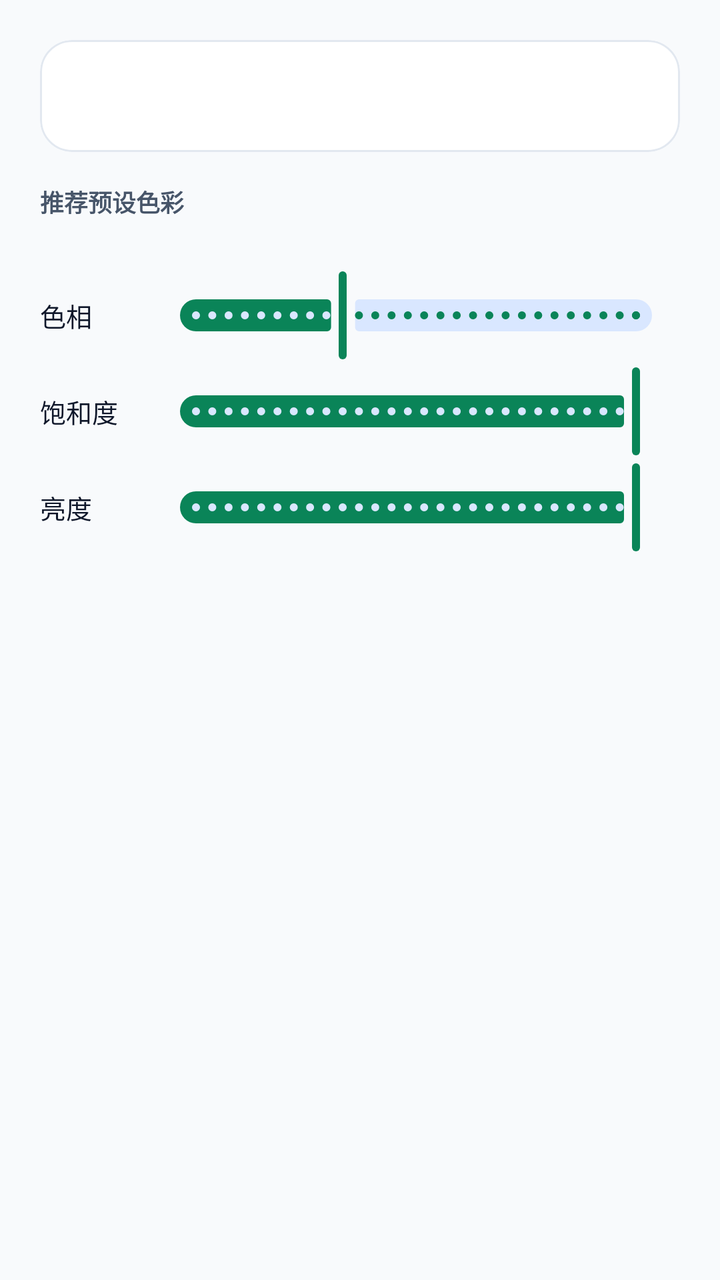
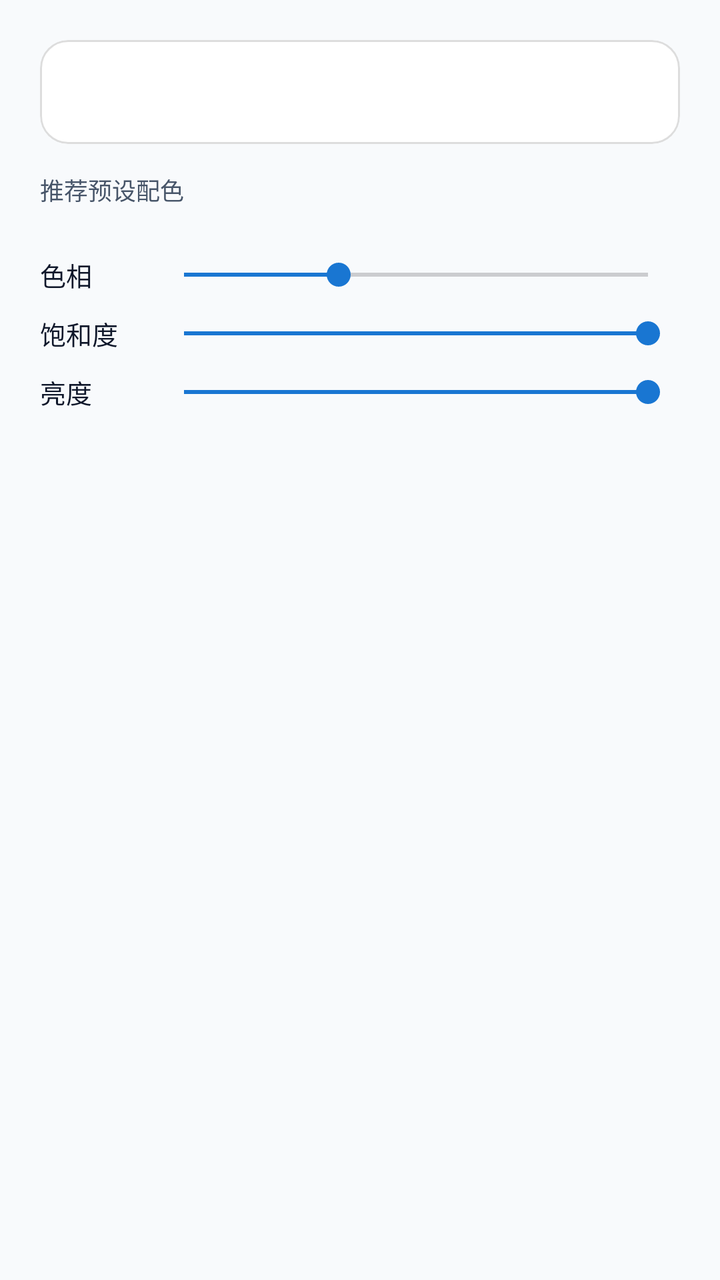

The first picture is an Android layout as it rendered before a commit; the second is the same layout after the commit. The layout source and the unified diff follow.
<!-- AndroidManifest.xml: application theme Theme.BatteryPower -->
<!-- res/layout/dialog_color_picker.xml -->
<?xml version="1.0" encoding="utf-8"?>
<LinearLayout xmlns:android="http://schemas.android.com/apk/res/android"
    xmlns:app="http://schemas.android.com/apk/res-auto"
    android:layout_width="match_parent"
    android:layout_height="wrap_content"
    android:orientation="vertical"
    android:padding="20dp">

    
    <com.google.android.material.card.MaterialCardView
        android:id="@+id/card_preview"
        android:layout_width="match_parent"
        android:layout_height="56dp"
        app:cardCornerRadius="16dp"
        app:cardElevation="0dp"
        app:strokeColor="@color/card_stroke"
        app:strokeWidth="1dp">

        <TextView
            android:id="@+id/tv_hex_code"
            android:layout_width="wrap_content"
            android:layout_height="wrap_content"
            android:layout_gravity="center"
            android:text="#00E676"
            android:textColor="#FFFFFF"
            android:textSize="16sp"
            android:textStyle="bold" />
    </com.google.android.material.card.MaterialCardView>

    
    <TextView
        android:layout_width="wrap_content"
        android:layout_height="wrap_content"
        android:layout_marginTop="16dp"
        android:layout_marginBottom="8dp"
        android:text="推荐预设色彩"
        android:textColor="@color/text_secondary"
        android:textSize="12sp"
        android:textStyle="bold" />

    <HorizontalScrollView
        android:layout_width="match_parent"
        android:layout_height="wrap_content"
        android:scrollbars="none">

        <LinearLayout
            android:id="@+id/preset_palette_row"
            android:layout_width="wrap_content"
            android:layout_height="wrap_content"
            android:gravity="center_vertical"
            android:orientation="horizontal" />
    </HorizontalScrollView>

    
    <LinearLayout
        android:layout_width="match_parent"
        android:layout_height="wrap_content"
        android:layout_marginTop="16dp"
        android:gravity="center_vertical"
        android:orientation="horizontal">

        <TextView
            android:layout_width="56dp"
            android:layout_height="wrap_content"
            android:text="色相"
            android:textColor="@color/text_primary"
            android:textSize="13sp" />

        <com.google.android.material.slider.Slider
            android:id="@+id/slider_hue"
            android:layout_width="0dp"
            android:layout_height="wrap_content"
            android:layout_weight="1"
            android:value="120"
            android:valueFrom="0"
            android:valueTo="359"
            android:stepSize="1" />
    </LinearLayout>

    
    <LinearLayout
        android:layout_width="match_parent"
        android:layout_height="wrap_content"
        android:gravity="center_vertical"
        android:orientation="horizontal">

        <TextView
            android:layout_width="56dp"
            android:layout_height="wrap_content"
            android:text="饱和度"
            android:textColor="@color/text_primary"
            android:textSize="13sp" />

        <com.google.android.material.slider.Slider
            android:id="@+id/slider_sat"
            android:layout_width="0dp"
            android:layout_height="wrap_content"
            android:layout_weight="1"
            android:value="100"
            android:valueFrom="0"
            android:valueTo="100"
            android:stepSize="1" />
    </LinearLayout>

    
    <LinearLayout
        android:layout_width="match_parent"
        android:layout_height="wrap_content"
        android:gravity="center_vertical"
        android:orientation="horizontal">

        <TextView
            android:layout_width="56dp"
            android:layout_height="wrap_content"
            android:text="亮度"
            android:textColor="@color/text_primary"
            android:textSize="13sp" />

        <com.google.android.material.slider.Slider
            android:id="@+id/slider_val"
            android:layout_width="0dp"
            android:layout_height="wrap_content"
            android:layout_weight="1"
            android:value="100"
            android:valueFrom="0"
            android:valueTo="100"
            android:stepSize="1" />
    </LinearLayout>

</LinearLayout>
<!-- resources referenced by this layout -->
<resources>
  <color name="card_stroke">#E2E8F0</color>
  <color name="text_primary">#0F172A</color>
  <color name="text_secondary">#475569</color>
  <style name="Theme.BatteryPower" parent="Theme.Material3.DayNight.NoActionBar">
          
          <item name="colorPrimary">@color/primary</item>
          <item name="colorOnPrimary">@color/on_primary</item>
          <item name="colorPrimaryContainer">@color/primary_container</item>
          <item name="colorOnPrimaryContainer">@color/on_primary_container</item>
  
          <item name="colorSecondary">@color/secondary</item>
          <item name="colorOnSecondary">@color/on_secondary</item>
          <item name="colorSecondaryContainer">@color/secondary_container</item>
          <item name="colorOnSecondaryContainer">@color/on_secondary_container</item>
  
          
          <item name="android:colorBackground">@color/app_background</item>
          <item name="colorSurface">@color/surface_card</item>
          <item name="colorSurfaceVariant">@color/surface_variant</item>
          <item name="colorOutline">@color/card_stroke</item>
  
          
          <item name="android:statusBarColor">@android:color/transparent</item>
          <item name="android:navigationBarColor">@android:color/transparent</item>
          <item name="android:windowLightStatusBar">true</item>
      </style>
  <color name="primary">#0A8458</color>
  <color name="on_primary">#FFFFFF</color>
  <color name="primary_container">#D1F5E4</color>
  <color name="on_primary_container">#002113</color>
  <color name="secondary">#1976D2</color>
  <color name="on_secondary">#FFFFFF</color>
  <color name="secondary_container">#D9E7FF</color>
  <color name="on_secondary_container">#001D36</color>
  <color name="app_background">#F8FAFC</color>
  <color name="surface_card">#FFFFFF</color>
  <color name="surface_variant">#F1F5F9</color>
</resources>

<!-- the commit's change to res/layout/dialog_color_picker.xml (unified diff, before → after) -->
@@ -10,10 +10,10 @@
     <com.google.android.material.card.MaterialCardView
         android:id="@+id/card_preview"
         android:layout_width="match_parent"
-        android:layout_height="56dp"
-        app:cardCornerRadius="16dp"
+        android:layout_height="52dp"
+        app:cardCornerRadius="14dp"
         app:cardElevation="0dp"
-        app:strokeColor="@color/card_stroke"
+        app:strokeColor="#22000000"
         app:strokeWidth="1dp">
 
         <TextView
@@ -31,12 +31,11 @@
     <TextView
         android:layout_width="wrap_content"
         android:layout_height="wrap_content"
-        android:layout_marginTop="16dp"
+        android:layout_marginTop="14dp"
         android:layout_marginBottom="8dp"
-        android:text="推荐预设色彩"
+        android:text="推荐预设配色"
         android:textColor="@color/text_secondary"
-        android:textSize="12sp"
-        android:textStyle="bold" />
+        android:textSize="12sp" />
 
     <HorizontalScrollView
         android:layout_width="match_parent"
@@ -66,21 +65,20 @@
             android:textColor="@color/text_primary"
             android:textSize="13sp" />
 
-        <com.google.android.material.slider.Slider
-            android:id="@+id/slider_hue"
+        <SeekBar
+            android:id="@+id/sb_hue"
             android:layout_width="0dp"
             android:layout_height="wrap_content"
             android:layout_weight="1"
-            android:value="120"
-            android:valueFrom="0"
-            android:valueTo="359"
-            android:stepSize="1" />
+            android:max="360"
+            android:progress="120" />
     </LinearLayout>
 
     
     <LinearLayout
         android:layout_width="match_parent"
         android:layout_height="wrap_content"
+        android:layout_marginTop="10dp"
         android:gravity="center_vertical"
         android:orientation="horizontal">
 
@@ -91,21 +89,20 @@
             android:textColor="@color/text_primary"
             android:textSize="13sp" />
 
-        <com.google.android.material.slider.Slider
-            android:id="@+id/slider_sat"
+        <SeekBar
+            android:id="@+id/sb_sat"
             android:layout_width="0dp"
             android:layout_height="wrap_content"
             android:layout_weight="1"
-            android:value="100"
-            android:valueFrom="0"
-            android:valueTo="100"
-            android:stepSize="1" />
+            android:max="100"
+            android:progress="100" />
     </LinearLayout>
 
     
     <LinearLayout
         android:layout_width="match_parent"
         android:layout_height="wrap_content"
+        android:layout_marginTop="10dp"
         android:gravity="center_vertical"
         android:orientation="horizontal">
 
@@ -116,15 +113,13 @@
             android:textColor="@color/text_primary"
             android:textSize="13sp" />
 
-        <com.google.android.material.slider.Slider
-            android:id="@+id/slider_val"
+        <SeekBar
+            android:id="@+id/sb_val"
             android:layout_width="0dp"
             android:layout_height="wrap_content"
             android:layout_weight="1"
-            android:value="100"
-            android:valueFrom="0"
-            android:valueTo="100"
-            android:stepSize="1" />
+            android:max="100"
+            android:progress="100" />
     </LinearLayout>
 
 </LinearLayout>
